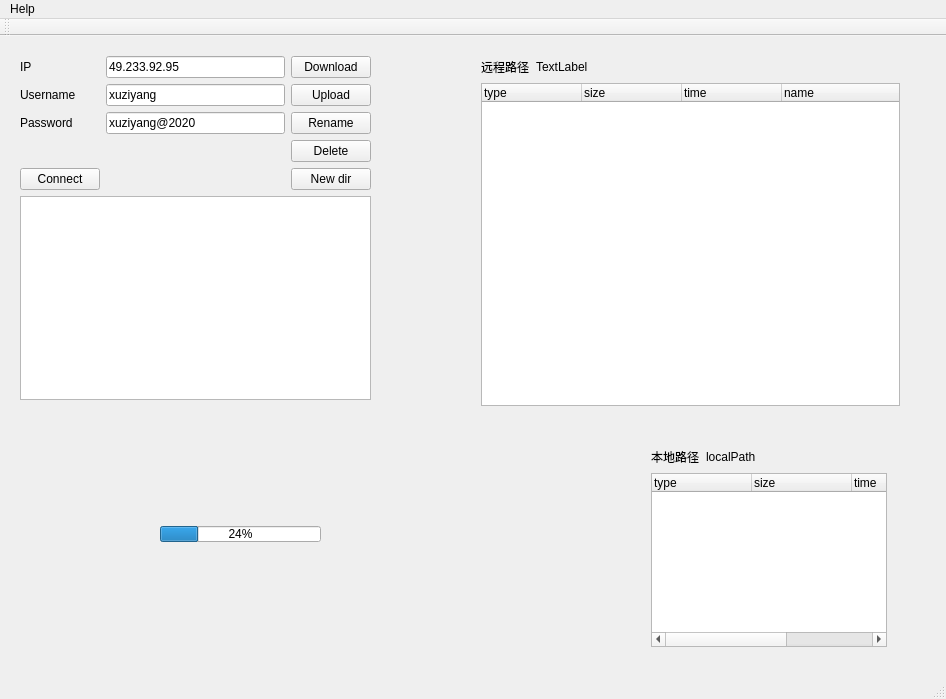
Above: ftpclient.ui from FelliYang/FTPClient before the change. Below: the same form after it.
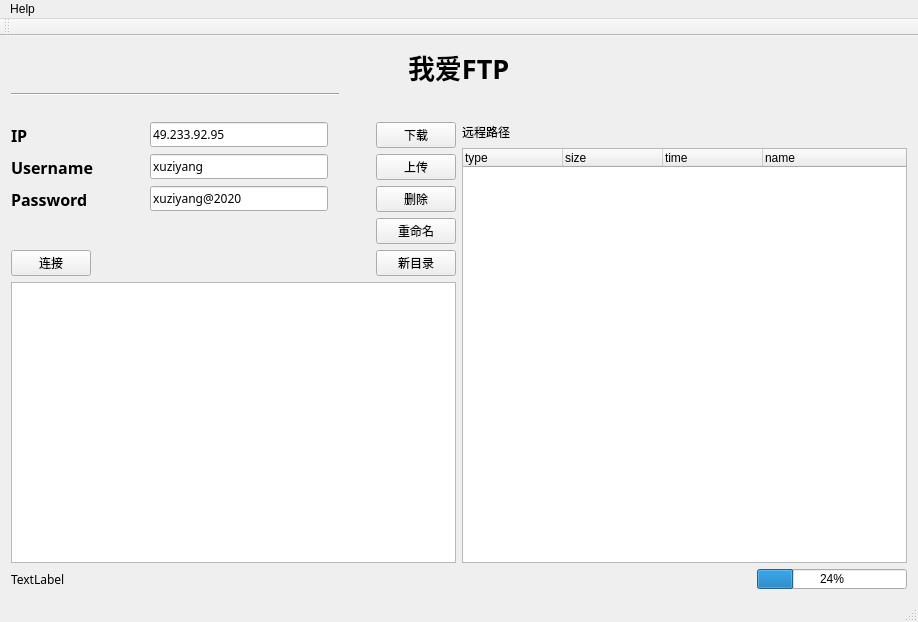
That is the form after the change.

Commit message: 优化程序界面，提高了人机交互性，提高了程序健壮性

Diff of the .ui file:
```diff
--- a/ftpclient.ui
+++ b/ftpclient.ui
@@ -9,150 +9,444 @@
    <rect>
     <x>0</x>
     <y>0</y>
-    <width>946</width>
-    <height>699</height>
+    <width>918</width>
+    <height>622</height>
    </rect>
   </property>
   <property name="windowTitle">
    <string>ftpClient</string>
   </property>
   <widget class="QWidget" name="centralWidget">
-   <widget class="QWidget" name="verticalLayoutWidget">
-    <property name="geometry">
-     <rect>
-      <x>9</x>
-      <y>9</y>
-      <width>373</width>
-      <height>366</height>
-     </rect>
-    </property>
+   <layout class="QVBoxLayout" name="verticalLayout_3">
+    <item>
+     <layout class="QHBoxLayout" name="horizontalLayout_8">
+      <item>
+       <spacer name="horizontalSpacer_11">
+        <property name="orientation">
+         <enum>Qt::Horizontal</enum>
+        </property>
+        <property name="sizeHint" stdset="0">
+         <size>
+          <width>40</width>
+          <height>20</height>
+         </size>
+        </property>
+       </spacer>
+      </item>
+      <item>
+       <widget class="QLabel" name="title">
+        <property name="font">
+         <font>
+          <family>微软雅黑</family>
+          <pointsize>20</pointsize>
+          <weight>75</weight>
+          <bold>true</bold>
+          <kerning>true</kerning>
+         </font>
+        </property>
+        <property name="text">
+         <string>我爱FTP</string>
+        </property>
+       </widget>
+      </item>
+      <item>
+       <spacer name="horizontalSpacer_12">
+        <property name="orientation">
+         <enum>Qt::Horizontal</enum>
+        </property>
+        <property name="sizeHint" stdset="0">
+         <size>
+          <width>40</width>
+          <height>20</height>
+         </size>
+        </property>
+       </spacer>
+      </item>
+     </layout>
+    </item>
+    <item>
+     <widget class="Line" name="line">
+      <property name="maximumSize">
+       <size>
+        <width>328</width>
+        <height>16777215</height>
+       </size>
+      </property>
+      <property name="layoutDirection">
+       <enum>Qt::LeftToRight</enum>
+      </property>
+      <property name="orientation">
+       <enum>Qt::Horizontal</enum>
+      </property>
+     </widget>
+    </item>
+    <item>
+     <spacer name="verticalSpacer_2">
+      <property name="orientation">
+       <enum>Qt::Vertical</enum>
+      </property>
+      <property name="sizeType">
+       <enum>QSizePolicy::Fixed</enum>
+      </property>
+      <property name="sizeHint" stdset="0">
+       <size>
+        <width>20</width>
+        <height>20</height>
+       </size>
+      </property>
+     </spacer>
+    </item>
+    <item>
+     <layout class="QHBoxLayout" name="horizontalLayout_9">
+      <item>
     <layout class="QVBoxLayout" name="verticalLayout">
      <item>
-      <layout class="QGridLayout" name="gridLayout">
-       <item row="1" column="2">
-        <widget class="QPushButton" name="upButton">
-         <property name="text">
-          <string>Upload</string>
-         </property>
-        </widget>
-       </item>
-       <item row="1" column="0">
-        <widget class="QLabel" name="userLabel">
-         <property name="text">
-          <string>Username</string>
-         </property>
-        </widget>
-       </item>
-       <item row="2" column="2">
-        <widget class="QPushButton" name="renameButton">
-         <property name="text">
-          <string>Rename</string>
-         </property>
-        </widget>
-       </item>
-       <item row="3" column="2">
-        <widget class="QPushButton" name="deleteButton">
-         <property name="text">
-          <string>Delete</string>
-         </property>
-        </widget>
-       </item>
-       <item row="4" column="2">
-        <widget class="QPushButton" name="newButton">
-         <property name="text">
-          <string>New dir</string>
-         </property>
-        </widget>
-       </item>
-       <item row="0" column="0">
+         <layout class="QHBoxLayout" name="horizontalLayout_3">
+          <item>
         <widget class="QLabel" name="ipLabel">
+            <property name="minimumSize">
+             <size>
+              <width>93</width>
+              <height>0</height>
+             </size>
+            </property>
+            <property name="font">
+             <font>
+              <family>Agency FB</family>
+              <pointsize>12</pointsize>
+              <weight>75</weight>
+              <bold>true</bold>
+             </font>
+            </property>
          <property name="text">
           <string>IP</string>
          </property>
         </widget>
        </item>
-       <item row="2" column="0">
+          <item>
+           <spacer name="horizontalSpacer_8">
+            <property name="orientation">
+             <enum>Qt::Horizontal</enum>
+            </property>
+            <property name="sizeType">
+             <enum>QSizePolicy::Maximum</enum>
+            </property>
+            <property name="sizeHint" stdset="0">
+             <size>
+              <width>40</width>
+              <height>20</height>
+             </size>
+            </property>
+           </spacer>
+          </item>
+          <item>
+           <widget class="QLineEdit" name="ipEdit">
+            <property name="minimumSize">
+             <size>
+              <width>178</width>
+              <height>0</height>
+             </size>
+            </property>
+            <property name="font">
+             <font>
+              <family>Bahnschrift Light</family>
+              <weight>50</weight>
+              <bold>false</bold>
+             </font>
+            </property>
+            <property name="text">
+             <string>49.233.92.95</string>
+            </property>
+           </widget>
+          </item>
+          <item>
+           <spacer name="horizontalSpacer_3">
+            <property name="orientation">
+             <enum>Qt::Horizontal</enum>
+            </property>
+            <property name="sizeHint" stdset="0">
+             <size>
+              <width>40</width>
+              <height>20</height>
+             </size>
+            </property>
+           </spacer>
+          </item>
+          <item>
+           <widget class="QPushButton" name="downButton">
+            <property name="font">
+             <font>
+              <family>微软雅黑</family>
+             </font>
+            </property>
+            <property name="text">
+             <string>下载</string>
+            </property>
+           </widget>
+          </item>
+         </layout>
+        </item>
+        <item>
+         <layout class="QHBoxLayout" name="horizontalLayout_4">
+          <item>
+           <widget class="QLabel" name="userLabel">
+            <property name="minimumSize">
+             <size>
+              <width>93</width>
+              <height>0</height>
+             </size>
+            </property>
+            <property name="font">
+             <font>
+              <family>Agency FB</family>
+              <pointsize>12</pointsize>
+              <weight>75</weight>
+              <bold>true</bold>
+             </font>
+            </property>
+            <property name="text">
+             <string>Username</string>
+            </property>
+           </widget>
+          </item>
+          <item>
+           <spacer name="horizontalSpacer_9">
+            <property name="orientation">
+             <enum>Qt::Horizontal</enum>
+            </property>
+            <property name="sizeType">
+             <enum>QSizePolicy::Maximum</enum>
+            </property>
+            <property name="sizeHint" stdset="0">
+             <size>
+              <width>40</width>
+              <height>20</height>
+             </size>
+            </property>
+           </spacer>
+          </item>
+          <item>
+           <widget class="QLineEdit" name="userEdit">
+            <property name="minimumSize">
+             <size>
+              <width>178</width>
+              <height>0</height>
+             </size>
+            </property>
+            <property name="font">
+             <font>
+              <family>Bahnschrift Light</family>
+             </font>
+            </property>
+            <property name="text">
+             <string>xuziyang</string>
+            </property>
+           </widget>
+          </item>
+          <item>
+           <spacer name="horizontalSpacer_4">
+            <property name="orientation">
+             <enum>Qt::Horizontal</enum>
+            </property>
+            <property name="sizeHint" stdset="0">
+             <size>
+              <width>40</width>
+              <height>20</height>
+             </size>
+            </property>
+           </spacer>
+          </item>
+          <item>
+           <widget class="QPushButton" name="upButton">
+            <property name="font">
+             <font>
+              <family>微软雅黑</family>
+             </font>
+            </property>
+            <property name="text">
+             <string>上传</string>
+            </property>
+           </widget>
+          </item>
+         </layout>
+        </item>
+        <item>
+         <layout class="QHBoxLayout" name="horizontalLayout_5">
+          <item>
         <widget class="QLabel" name="passLabel">
+            <property name="minimumSize">
+             <size>
+              <width>93</width>
+              <height>0</height>
+             </size>
+            </property>
+            <property name="font">
+             <font>
+              <family>Agency FB</family>
+              <pointsize>12</pointsize>
+              <weight>75</weight>
+              <bold>true</bold>
+             </font>
+            </property>
          <property name="text">
           <string>Password</string>
          </property>
         </widget>
        </item>
-       <item row="0" column="2">
-        <widget class="QPushButton" name="downButton">
-         <property name="text">
-          <string>Download</string>
-         </property>
-        </widget>
-       </item>
-       <item row="2" column="1">
+          <item>
+           <spacer name="horizontalSpacer_10">
+            <property name="orientation">
+             <enum>Qt::Horizontal</enum>
+            </property>
+            <property name="sizeType">
+             <enum>QSizePolicy::Maximum</enum>
+            </property>
+            <property name="sizeHint" stdset="0">
+             <size>
+              <width>40</width>
+              <height>20</height>
+             </size>
+            </property>
+           </spacer>
+          </item>
+          <item>
         <widget class="QLineEdit" name="passEdit">
+            <property name="minimumSize">
+             <size>
+              <width>178</width>
+              <height>0</height>
+             </size>
+            </property>
+            <property name="font">
+             <font>
+              <family>Bahnschrift Light</family>
+             </font>
+            </property>
          <property name="text">
           <string>xuziyang@2020</string>
          </property>
         </widget>
        </item>
-       <item row="1" column="1">
-        <widget class="QLineEdit" name="userEdit">
+          <item>
+           <spacer name="horizontalSpacer_5">
+            <property name="orientation">
+             <enum>Qt::Horizontal</enum>
+            </property>
+            <property name="sizeHint" stdset="0">
+             <size>
+              <width>40</width>
+              <height>20</height>
+             </size>
+            </property>
+           </spacer>
+          </item>
+          <item>
+           <widget class="QPushButton" name="deleteButton">
+            <property name="font">
+             <font>
+              <family>微软雅黑</family>
+             </font>
+            </property>
          <property name="text">
-          <string>xuziyang</string>
+             <string>删除</string>
          </property>
         </widget>
        </item>
-       <item row="4" column="0">
+         </layout>
+        </item>
+        <item>
+         <layout class="QHBoxLayout" name="horizontalLayout_7">
+          <item>
+           <spacer name="horizontalSpacer_7">
+            <property name="orientation">
+             <enum>Qt::Horizontal</enum>
+            </property>
+            <property name="sizeHint" stdset="0">
+             <size>
+              <width>40</width>
+              <height>20</height>
+             </size>
+            </property>
+           </spacer>
+          </item>
+          <item>
+           <widget class="QPushButton" name="renameButton">
+            <property name="font">
+             <font>
+              <family>微软雅黑</family>
+             </font>
+            </property>
+            <property name="text">
+             <string>重命名</string>
+            </property>
+           </widget>
+          </item>
+         </layout>
+        </item>
+        <item>
+         <layout class="QHBoxLayout" name="horizontalLayout_6">
+          <item>
         <widget class="QPushButton" name="connectButton">
+            <property name="font">
+             <font>
+              <family>微软雅黑</family>
+             </font>
+            </property>
          <property name="text">
-          <string>Connect</string>
+             <string>连接</string>
          </property>
         </widget>
        </item>
-       <item row="0" column="1">
-        <widget class="QLineEdit" name="ipEdit">
+          <item>
+           <spacer name="horizontalSpacer_6">
+            <property name="orientation">
+             <enum>Qt::Horizontal</enum>
+            </property>
+            <property name="sizeHint" stdset="0">
+             <size>
+              <width>40</width>
+              <height>20</height>
+             </size>
+            </property>
+           </spacer>
+          </item>
+          <item>
+           <widget class="QPushButton" name="newButton">
+            <property name="font">
+             <font>
+              <family>微软雅黑</family>
+             </font>
+            </property>
          <property name="text">
-          <string>49.233.92.95</string>
+             <string>新目录</string>
          </property>
         </widget>
        </item>
       </layout>
      </item>
      <item>
-      <widget class="QTextEdit" name="infoEdit"/>
-     </item>
-    </layout>
-   </widget>
-   <widget class="QProgressBar" name="downloadProgress">
-    <property name="enabled">
-     <bool>true</bool>
-    </property>
-    <property name="geometry">
-     <rect>
-      <x>160</x>
-      <y>490</y>
-      <width>161</width>
-      <height>16</height>
-     </rect>
-    </property>
-    <property name="value">
-     <number>24</number>
-    </property>
-    <property name="textVisible">
-     <bool>true</bool>
-    </property>
-   </widget>
-   <widget class="QWidget" name="layoutWidget">
-    <property name="geometry">
-     <rect>
-      <x>470</x>
-      <y>10</y>
-      <width>441</width>
-      <height>371</height>
-     </rect>
-    </property>
+         <widget class="QTextEdit" name="infoEdit">
+          <property name="minimumSize">
+           <size>
+            <width>0</width>
+            <height>200</height>
+           </size>
+          </property>
+         </widget>
+        </item>
+       </layout>
+      </item>
+      <item>
     <layout class="QVBoxLayout" name="verticalLayout_2">
      <item>
       <layout class="QHBoxLayout" name="horizontalLayout">
        <item>
         <widget class="QLabel" name="label">
+            <property name="font">
+             <font>
+              <family>微软雅黑 Light</family>
+             </font>
+            </property>
          <property name="text">
           <string>远程路径</string>
          </property>
@@ -160,8 +454,13 @@
        </item>
        <item>
         <widget class="QLabel" name="remotePath">
+            <property name="font">
+             <font>
+              <family>Bahnschrift Light</family>
+             </font>
+            </property>
          <property name="text">
-          <string>TextLabel</string>
+             <string/>
          </property>
         </widget>
        </item>
@@ -182,6 +481,12 @@
      </item>
      <item>
       <widget class="QTreeWidget" name="remoteFileTree">
+          <property name="minimumSize">
+           <size>
+            <width>400</width>
+            <height>0</height>
+           </size>
+          </property>
        <column>
         <property name="text">
          <string>type</string>
@@ -205,30 +510,22 @@
       </widget>
      </item>
     </layout>
-   </widget>
-   <widget class="QWidget" name="layoutWidget">
-    <property name="geometry">
-     <rect>
-      <x>640</x>
-      <y>400</y>
-      <width>258</width>
-      <height>222</height>
-     </rect>
-    </property>
-    <layout class="QVBoxLayout" name="verticalLayout_3">
+      </item>
+     </layout>
+    </item>
+    <item>
+     <layout class="QHBoxLayout" name="horizontalLayout_10">
      <item>
       <layout class="QHBoxLayout" name="horizontalLayout_2">
        <item>
-        <widget class="QLabel" name="label_2">
-         <property name="text">
-          <string>本地路径</string>
-         </property>
-        </widget>
-       </item>
-       <item>
-        <widget class="QLabel" name="lcoalPath">
+         <widget class="QLabel" name="status">
+          <property name="font">
+           <font>
+            <family>Bahnschrift Light</family>
+           </font>
+          </property>
          <property name="text">
-          <string>localPath</string>
+           <string>TextLabel</string>
          </property>
         </widget>
        </item>
@@ -245,41 +542,37 @@
          </property>
         </spacer>
        </item>
-      </layout>
-     </item>
      <item>
-      <widget class="QTreeWidget" name="fileTree_2">
-       <column>
-        <property name="text">
-         <string>type</string>
-        </property>
-       </column>
-       <column>
-        <property name="text">
-         <string>size</string>
-        </property>
-       </column>
-       <column>
-        <property name="text">
-         <string>time</string>
-        </property>
-       </column>
-       <column>
-        <property name="text">
-         <string>name</string>
-        </property>
-       </column>
+         <widget class="QProgressBar" name="downloadProgress">
+          <property name="enabled">
+           <bool>true</bool>
+          </property>
+          <property name="maximumSize">
+           <size>
+            <width>150</width>
+            <height>20</height>
+           </size>
+          </property>
+          <property name="value">
+           <number>24</number>
+          </property>
+          <property name="textVisible">
+           <bool>true</bool>
+          </property>
       </widget>
      </item>
     </layout>
-   </widget>
+      </item>
+     </layout>
+    </item>
+   </layout>
   </widget>
   <widget class="QMenuBar" name="menuBar">
    <property name="geometry">
     <rect>
      <x>0</x>
      <y>0</y>
-     <width>946</width>
+     <width>918</width>
      <height>26</height>
     </rect>
    </property>
```
Lines whose indentation alone changed are shown as unchanged. The commit also changes 4 other files.
